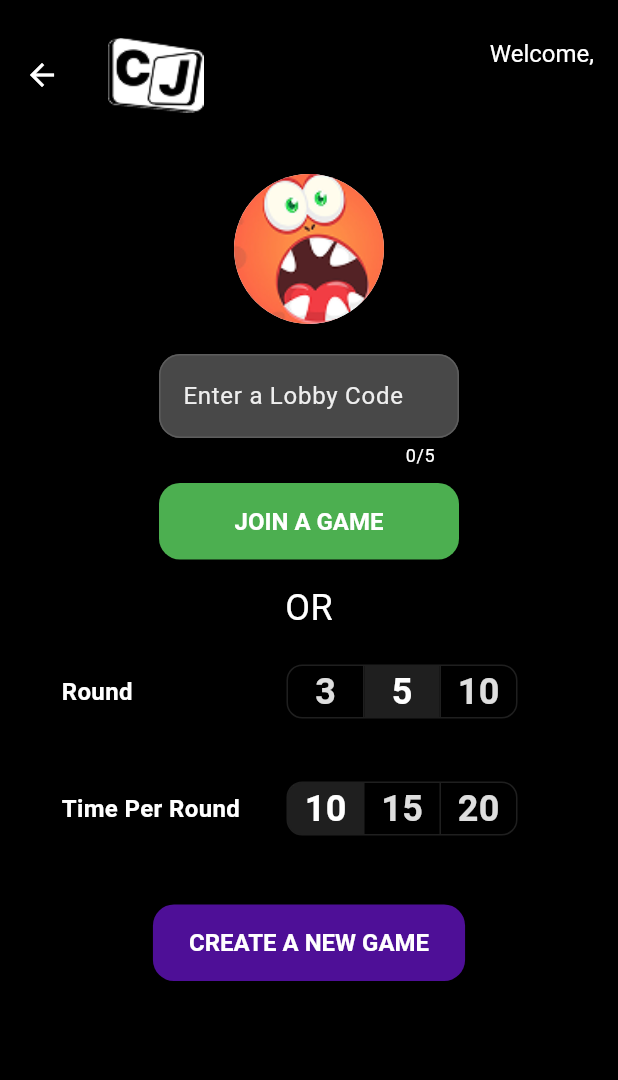
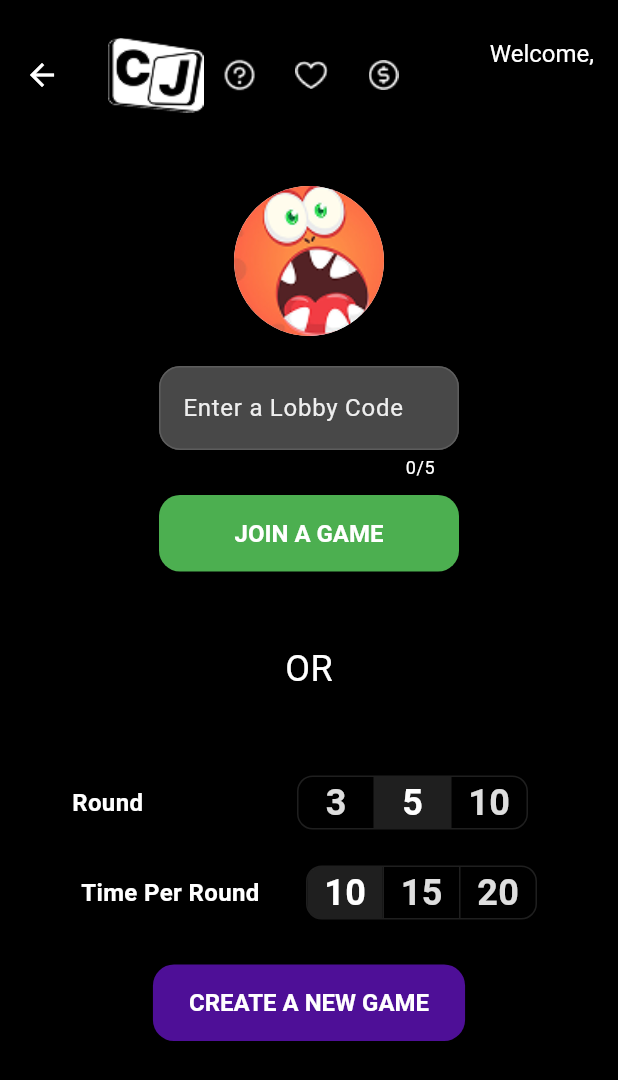
Before and after one commit to mctozal/camjam, a Flutter app: the UserAvatarScreen screen opened directly with empty values, after a tap on "Waffle Wizard", after a tap on "The Caffeine Comet", after a tap on "That's it", on a phone screen of 412 x 824 dp. Shown: the top 1080 px of the screen. Run offline on Flutter 3.47's test engine with Material 3 defaults, Android fonts, the phone set to English and light mode, and no system bars; our stand-ins replace animated_splash_screen, camera, cloud_firestore, firebase_core, firebase_storage, flutter_svg and 3 more; accounts and stored records are empty; Roboto replaces fonts that are missing (SF Pro Text); project files that could hold a hidden picture were left out.

Commit message:
update ui implementations

```diff
--- a/lib/features/dashboard/presentation/pages/dashboard_screen.dart
+++ b/lib/features/dashboard/presentation/pages/dashboard_screen.dart
@@ -1,6 +1,5 @@
 import 'dart:math';
-import 'dart:ui';
-import 'package:camjam/core/models/user.dart';
+import 'package:animated_splash_screen/animated_splash_screen.dart';
 import 'package:camjam/core/services/user_service.dart';
 import 'package:camjam/features/game/data/models/game.dart';
 import 'package:camjam/features/game/data/models/player.dart';
@@ -11,6 +10,7 @@ import 'package:camjam/features/user/presentation/pages/user_avatar_screen.dart'
 import 'package:flutter/material.dart';
 import 'package:cloud_firestore/cloud_firestore.dart';
 import 'package:flutter/services.dart';
+import 'package:lottie/lottie.dart';
 
 class DashboardScreen extends StatefulWidget {
   @override
@@ -95,13 +95,19 @@ class _DashboardScreenState extends State<DashboardScreen> {
     Navigator.push(
         context,
         MaterialPageRoute(
-        builder: (context) => WaitingRoomScreen(
-          isCreator: true,
+          builder: (context) => AnimatedSplashScreen(
+            splash: Center(
+              child: Lottie.asset('lib/assets/splash_animation.json'),
+            ),
+            nextScreen: WaitingRoomScreen(
                 gameCode: _gameCode!,
                 currentUserId: userId,
+                isCreator: true), // Pass the nextScreen dynamically
+            splashTransition: SplashTransition.scaleTransition,
+            splashIconSize: 200,
+            backgroundColor: Colors.black,
           ),
-      ),
-    );
+        ));
   }
 
   Future<void> _joinGame() async {
@@ -145,16 +151,33 @@ class _DashboardScreenState extends State<DashboardScreen> {
         title: Row(
           mainAxisAlignment: MainAxisAlignment.spaceBetween,
           children: [
+            Row(
+              mainAxisAlignment: MainAxisAlignment.start,
+              children: [
                 Image.asset(
                   'lib/assets/logo-small.png',
                   height: 50,
+                ),
+                IconButton(
+                    onPressed: () {},
+                    icon:
+                        ImageIcon(AssetImage('lib/assets/question_icon.png'))),
+                IconButton(
+                    onPressed: () {},
+                    icon: ImageIcon(AssetImage('lib/assets/heart_icon.png'))),
+                IconButton(
+                    onPressed: () {},
+                    icon:
+                        ImageIcon(AssetImage('lib/assets/currency_icon.png'))),
+              ],
             ),
             Column(
               crossAxisAlignment: CrossAxisAlignment.start,
               children: [
                 Text(
                   'Welcome,',
-                  style: TextStyle(fontSize: 16),
+                  style:
+                      TextStyle(fontSize: 16, overflow: TextOverflow.ellipsis),
                 ),
                 Text(
                   userName,
@@ -166,18 +189,18 @@ class _DashboardScreenState extends State<DashboardScreen> {
         ),
       ),
       body: Padding(
-        padding: const EdgeInsets.all(16.0),
+        padding: const EdgeInsets.all(24.0),
         child: Column(
           crossAxisAlignment: CrossAxisAlignment.center,
           children: [
             GestureDetector(
               onTap: () {
-                Navigator.push(
+                Navigator.pushReplacement(
                   context,
                   MaterialPageRoute(
                     builder: (context) => UserAvatarScreen(
                       userName: userName,
-                    ), // Replace with your screen
+                    ),
                   ),
                 );
               },
@@ -222,16 +245,16 @@ class _DashboardScreenState extends State<DashboardScreen> {
                 ),
               ),
             ),
-            SizedBox(height: 15),
+            SizedBox(height: 48),
             Text('OR', style: TextStyle(fontSize: 24)),
-            SizedBox(height: 15),
+            SizedBox(height: 48),
             Column(
               mainAxisAlignment: MainAxisAlignment.center,
               crossAxisAlignment: CrossAxisAlignment.center,
               children: [
                 Row(
                   children: [
-                    SizedBox(width: 25),
+                    SizedBox(width: 24),
                     SizedBox(
                         width: 150,
                         child: Text('Round', // Fixed width for alignment
@@ -272,10 +295,10 @@ class _DashboardScreenState extends State<DashboardScreen> {
                     ),
                   ],
                 ),
-                SizedBox(height: 30),
+                SizedBox(height: 12),
                 Row(
+                  mainAxisAlignment: MainAxisAlignment.center,
                   children: [
-                    SizedBox(width: 25),
                     SizedBox(
                         width: 150,
                         child: Text(
@@ -311,7 +334,7 @@ class _DashboardScreenState extends State<DashboardScreen> {
                 ),
               ],
             ),
-            SizedBox(height: 40),
+            SizedBox(height: 24),
             ElevatedButton(
                 style: ButtonStyle(
                   backgroundColor: MaterialStateProperty.all(Color(0xFF4E0F97)),
--- a/lib/features/game/presentation/pages/game_screen.dart
+++ b/lib/features/game/presentation/pages/game_screen.dart
@@ -48,6 +48,7 @@ class _GameScreenState extends State<GameScreen> {
   late Game game;
   late Stream<List<Player>> playerStream;
   late Stream<Game> gameStream;
+  late Stream<Round> roundStream;
 
   int _roundNumber = 1;
   int _timerDuration = 10;
@@ -71,6 +72,8 @@ class _GameScreenState extends State<GameScreen> {
     // Initialize the game stream
     gameStream = _gameRepository.listenToGame(widget.gameCode);
 
+    roundStream = _roundRepository.listenToRound(widget.gameCode, _roundNumber);
+
     // Listen to the player stream and update the UI
     playerStream.listen((updatedPlayers) async {
       setState(() {
@@ -86,6 +89,12 @@ class _GameScreenState extends State<GameScreen> {
           _showCreatorDisconnectedDialog();
         }
       });
+    });
+
+    roundStream.listen((updatedRound) async {
+      if (updatedRound.status == 'completed') {
+        _startNewRound();
+      }
     });
   }
 
--- a/lib/features/game/presentation/pages/voting_screen.dart
+++ b/lib/features/game/presentation/pages/voting_screen.dart
@@ -140,7 +140,10 @@ class _VotingScreenState extends State<VotingScreen> {
                       padding: const EdgeInsets.symmetric(horizontal: 8.0),
                       child: Column(
                         children: [
-                          CircleAvatar(child: Text(player.name[0])),
+                          CircleAvatar(
+                            backgroundImage:
+                                AssetImage('lib/assets/${player.avatar}'),
+                          ),
                           Text(player.name),
                           Text('Score: ${player.score}'),
                         ],
--- a/lib/features/user/presentation/pages/user_avatar_screen.dart
+++ b/lib/features/user/presentation/pages/user_avatar_screen.dart
@@ -1,4 +1,5 @@
 import 'package:camjam/core/services/user_service.dart';
+import 'package:camjam/features/dashboard/presentation/pages/dashboard_screen.dart';
 import 'package:camjam/features/user/presentation/widgets/image_carousel.dart';
 import 'package:flutter/material.dart';
 
@@ -70,12 +71,10 @@ class _UserAvatarScreenState extends State<UserAvatarScreen> {
                   // Proceed with the selected image
                   _userService.updateUserField(
                       'selectedImage', selectedImageIndex);
-                  Navigator.pushReplacementNamed(context, '/dashboard');
+                  Navigator.pushReplacementNamed(context,
+                      '/dashboard'); // Navigate to the dashboard screen
                 } else {
                   // Show a message to select an image
-                  ScaffoldMessenger.of(context).showSnackBar(
-                    SnackBar(content: Text('Please select an avatar')),
-                  );
                 }
               },
               child: Text("That's it"),
--- a/lib/features/user/presentation/widgets/image_carousel.dart
+++ b/lib/features/user/presentation/widgets/image_carousel.dart
@@ -10,9 +10,10 @@ class ImageCarousel extends StatefulWidget {
 }
 
 class _ImageCarouselState extends State<ImageCarousel> {
-  static const int _initialPage = 3; // Start from the middle
+  static const int _initialPage = 3;
   late PageController _controller;
   String _selectedImage = "";
+  bool _pageInitialized = false; // Flag to track initialization
 
   final List<String> _images = [
     "avatar_0.png",
@@ -37,32 +38,39 @@ class _ImageCarouselState extends State<ImageCarousel> {
   @override
   void initState() {
     super.initState();
+    _selectedImage = _images[_initialPage];
     _controller =
         PageController(viewportFraction: 0.3, initialPage: _initialPage);
-    _selectedImage = _images[_initialPage]; // Set initial selection
 
-    _controller.addListener(_onPageChanged);
+    // Use a post-frame callback to access page after layout
+    WidgetsBinding.instance.addPostFrameCallback((_) {
+      setState(() {
+        _pageInitialized = true;
+      });
+      _controller.addListener(_onPageChanged);
+    });
   }
 
-  // Helper method for calculating the scale
   double _getScale(int index) {
-    if (_controller.hasClients) {
+    if (_pageInitialized && _controller.hasClients) {
+      // Check if initialized
       double pageValue = _controller.page ?? _initialPage.toDouble();
       double scale = 1 - (index - pageValue).abs() * 0.3;
-      return scale.clamp(0.7, 1.3); // Ensure proper scaling
+      return scale.clamp(0.7, 1.3);
     }
     return 1.0;
   }
 
-  // Listener method to handle page changes
   void _onPageChanged() {
-    if (_controller.hasClients && _controller.page != null) {
+    if (_pageInitialized &&
+        _controller.hasClients &&
+        _controller.page != null) {
       int closestIndex = _controller.page!.round();
       if (_selectedImage != _images[closestIndex]) {
         setState(() {
           _selectedImage = _images[closestIndex];
+          widget.onImageSelected(_selectedImage);
         });
-        widget.onImageSelected(_selectedImage);
       }
     }
   }
@@ -75,25 +83,27 @@ class _ImageCarouselState extends State<ImageCarousel> {
           child: PageView.builder(
             controller: _controller,
             itemCount: _images.length,
-            onPageChanged: (index) {
-              setState(() {
-                _selectedImage = _images[index];
-              });
-              widget.onImageSelected(_selectedImage);
-            },
-            physics: BouncingScrollPhysics(),
+            physics: const BouncingScrollPhysics(),
             itemBuilder: (context, index) {
               return GestureDetector(
                 onTap: () {
                   _controller.animateToPage(
                     index,
-                    duration: Duration(milliseconds: 300),
+                    duration: const Duration(milliseconds: 300),
                     curve: Curves.easeInOut,
                   );
                 },
-                child: Transform.scale(
-                  scale: _getScale(index),
+                child: AnimatedBuilder(
+                  // Use AnimatedBuilder for efficiency
+                  animation: _controller,
+                  builder: (context, child) {
+                    return Transform.scale(
+                      scale: _getScale(index),
+                      child: child, // Child is the static part of the widget
+                    );
+                  },
                   child: Column(
+                    // This part doesn't rebuild
                     mainAxisAlignment: MainAxisAlignment.center,
                     children: [
                       CircleAvatar(
@@ -102,13 +112,13 @@ class _ImageCarouselState extends State<ImageCarousel> {
                         minRadius: 30,
                         maxRadius: 75,
                         backgroundColor: _selectedImage == _images[index]
-                            ? Colors.blueAccent // Highlight selected avatar
+                            ? Colors.blueAccent
                             : Colors.transparent,
                       ),
-                      SizedBox(height: 8),
+                      const SizedBox(height: 8),
                       Text(
                         _avatarNames[index],
-                        style: TextStyle(
+                        style: const TextStyle(
                           fontSize: 16,
                           fontWeight: FontWeight.bold,
                           color: Colors.white,
--- a/pubspec.yaml
+++ b/pubspec.yaml
@@ -19,6 +19,8 @@ dependencies:
   shared_preferences: ^2.4.0
   firebase_storage: ^12.4.1
   flutter_svg: ^2.0.17
+  animated_splash_screen: ^1.3.0
+  lottie: ^3.2.0
 
 dev_dependencies:
   flutter_test:
@@ -38,3 +40,7 @@ flutter:
     - lib/assets/avatar_4.png
     - lib/assets/avatar_5.png
     - lib/assets/avatar_6.png
+    - lib/assets/currency_icon.png
+    - lib/assets/question_icon.png
+    - lib/assets/heart_icon.png
+    - lib/assets/splash_animation.json
```
Also changed, not shown: lib/assets/splash_animation.json (added, +1 -0 lines), lib/core/constants/dummy_data.dart (deleted, +0 -23 lines), lib/features/game/data/repositories/round_repository.dart (+4 -3 lines), lib/features/game/presentation/pages/waiting_room_screen.dart (+18 -2 lines), lib/features/splash/presentation/pages/splash_screen.dart (deleted, +0 -47 lines), lib/assets/currency_icon.png (added), lib/assets/heart_icon.png (added), lib/assets/question_icon.png (added), pubspec.lock. Lines whose indentation alone changed are shown as unchanged.
